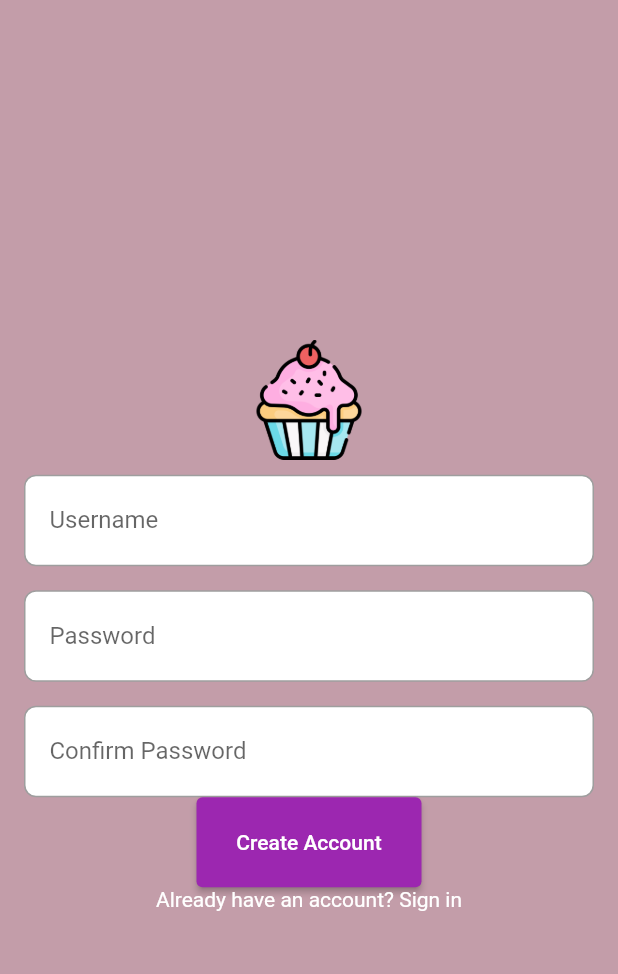
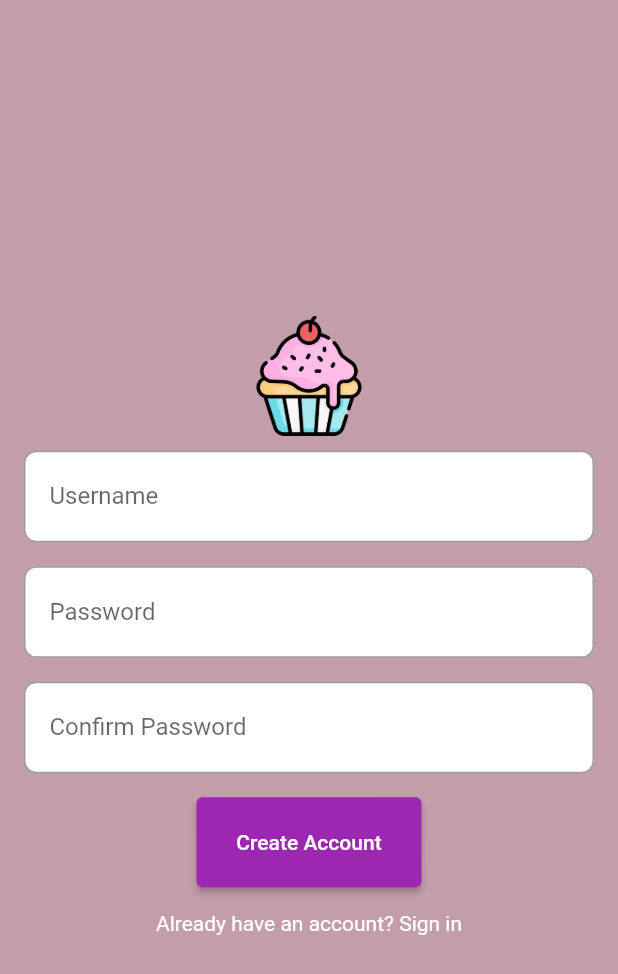
Before and after one commit to SanadhiCB008124/flutter_application_2, a Flutter app: the Register screen opened directly, on a phone screen of 412 x 824 dp. Shown: the top 974 px of the screen. Run offline on Flutter 3.47's test engine with Material 2 defaults, Android fonts, the phone set to English and light mode, and no system bars.

Commit message:
change buttons

```diff
--- a/lib/screens/Register.dart
+++ b/lib/screens/Register.dart
@@ -88,6 +88,7 @@ class Register extends StatelessWidget {
               ),
             ),
             Container(
+              margin: const EdgeInsets.only(top: 16.0, bottom: 16.0),
               height: 60,
               width: 150,
               child: ElevatedButton(
```
